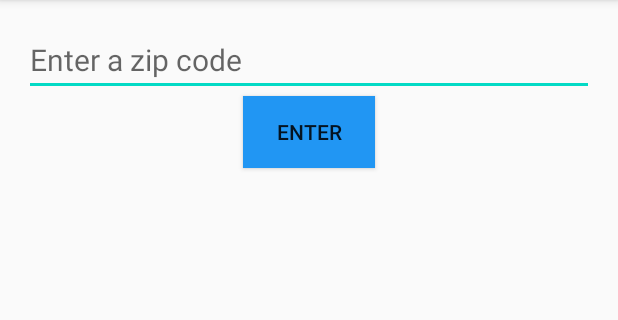
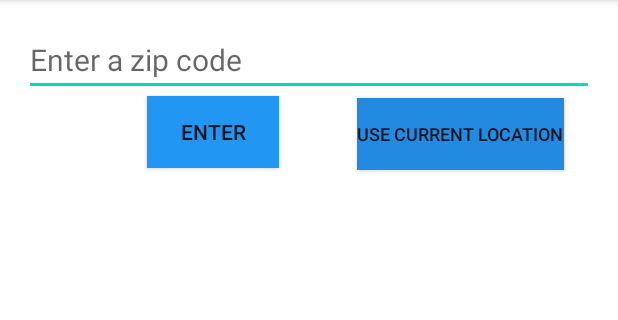
Before and after one commit to paceuniversity/cs389f2022team1, an Android app: the HomeFragment screen opened directly, with no data from a screen before it, on a phone screen of 412 x 824 dp, the part 84-404 px from its top. Run offline under Robolectric (Android 15) with nearby library versions, the phone set to English and light mode, and no system bars.

Commit message:
feature: add button which users can click to populate the search with their current location's zip code

```diff
--- a/WaterQualityApp/app/src/main/java/com/example/waterqualityapp/HomeFragment.java
+++ b/WaterQualityApp/app/src/main/java/com/example/waterqualityapp/HomeFragment.java
@@ -1,5 +1,12 @@
 package com.example.waterqualityapp;
 
+import android.annotation.SuppressLint;
+import android.content.Context;
+import android.location.Address;
+import android.location.Geocoder;
+import android.location.Location;
+import android.location.LocationListener;
+import android.location.LocationManager;
 import android.os.Bundle;
 import android.support.annotation.NonNull;
 import android.support.annotation.Nullable;
@@ -13,19 +20,55 @@ import android.widget.Button;
 import android.widget.EditText;
 import android.widget.TextView;
 
+import java.io.IOException;
+import java.util.List;
+import java.util.Locale;
+
 public class HomeFragment extends Fragment {
     public static final String EXTRA_MESSAGE = "com.example.WaterQualityApp.MESSAGE";
     private View returnedView;
+    private String currentLocationZipCode = "";
+    @SuppressLint("MissingPermission")
     @Nullable
     @Override
     public View onCreateView(@NonNull LayoutInflater inflater, @Nullable ViewGroup container, @Nullable Bundle savedInstanceState) {
         returnedView = inflater.inflate(R.layout.fragment_home, container, false);
+
+        EditText zipCodeInput = returnedView.findViewById(R.id.inputBox);
+
+        LocationManager locationManager = (LocationManager) getActivity().getSystemService(Context.LOCATION_SERVICE);
+        LocationListener locationListener = new LocationListener() {
+            @Override
+            public void onLocationChanged(Location location) {
+                Geocoder geocoder = new Geocoder(getContext(), Locale.getDefault());
+                List<Address> addresses = null;
+                try {
+                    addresses = geocoder.getFromLocation(location.getLatitude(), location.getLongitude(), 1);
+                } catch (IOException e) {
+                    e.printStackTrace();
+                }
+                String zipCode = addresses.get(0).getPostalCode();
+
+                currentLocationZipCode = zipCode;
+            }
+
+        };
+
+        locationManager.requestLocationUpdates(LocationManager.GPS_PROVIDER, 0, 0, locationListener);
+
+        Button currentLocationButton = (Button) returnedView.findViewById(R.id.useLocation);
+        currentLocationButton.setOnClickListener(new View.OnClickListener() {
+            @Override
+            public void onClick(View v) {
+                zipCodeInput.setText(currentLocationZipCode);
+                MainActivity.zipCode = currentLocationZipCode;
+            }
+        });
+
         Button button = (Button) returnedView.findViewById(R.id.enter_button);
         button.setOnClickListener(new View.OnClickListener() {
             @Override
             public void onClick(View v) {
-                MainActivity.zipCode = "";
-                EditText zipCodeInput = returnedView.findViewById(R.id.inputBox);
                 String tempZip = zipCodeInput.getText().toString();
                 TextView errorMessageTextView = returnedView.findViewById(R.id.error_message);
 
--- a/WaterQualityApp/app/src/main/res/layout/fragment_home.xml
+++ b/WaterQualityApp/app/src/main/res/layout/fragment_home.xml
@@ -1,9 +1,10 @@
 <?xml version="1.0" encoding="utf-8"?>
 <android.support.constraint.ConstraintLayout xmlns:android="http://schemas.android.com/apk/res/android"
+    xmlns:app="http://schemas.android.com/apk/res-auto"
     xmlns:tools="http://schemas.android.com/tools"
     android:layout_width="match_parent"
     android:layout_height="match_parent"
-    xmlns:app="http://schemas.android.com/apk/res-auto">
+    android:background="#FFFFFF">
 
     <Button
         android:id="@+id/enter_button"
@@ -14,7 +15,7 @@
         android:background="#2196F3"
         android:text="@string/enter"
         app:layout_constraintEnd_toEndOf="parent"
-        app:layout_constraintHorizontal_bias="0.5"
+        app:layout_constraintHorizontal_bias="0.281"
         app:layout_constraintStart_toStartOf="parent"
         app:layout_constraintTop_toBottomOf="@+id/inputBox" />
 
@@ -47,7 +48,21 @@
         android:visibility="invisible"
         app:layout_constraintEnd_toEndOf="parent"
         app:layout_constraintStart_toStartOf="parent"
-        app:layout_constraintTop_toBottomOf="@+id/enter_button"
+        app:layout_constraintTop_toBottomOf="@+id/useLocation"
         tools:visibility="invisible" />
 
+    <Button
+        android:id="@+id/useLocation"
+        android:layout_width="wrap_content"
+        android:layout_height="wrap_content"
+        android:layout_marginStart="16dp"
+        android:layout_marginLeft="16dp"
+        android:layout_marginTop="1dp"
+        android:background="#228AE1"
+        android:text="@string/current_location_button"
+        android:textSize="12sp"
+        app:layout_constraintEnd_toEndOf="parent"
+        app:layout_constraintStart_toEndOf="@+id/enter_button"
+        app:layout_constraintTop_toBottomOf="@+id/inputBox" />
+
 </android.support.constraint.ConstraintLayout>
--- a/WaterQualityApp/app/src/main/res/values/strings.xml
+++ b/WaterQualityApp/app/src/main/res/values/strings.xml
@@ -12,4 +12,5 @@
     <string name="the_rating_is">The rating is:</string>
     <string name="shows_the_freshwater_quality_index_value">Shows the Freshwater Quality Index value</string>
     <string name="contaminant_number">The number of reported contaminants is:</string>
+    <string name="current_location_button">Use Current Location</string>
 </resources>
```
Also changed, not shown: 1 other file.
